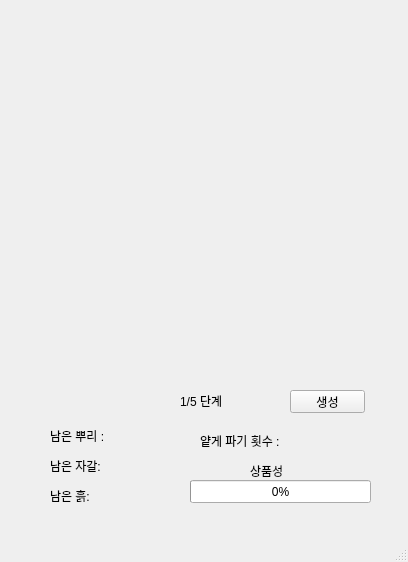
First picture: the form in lakiaro.ui, repository knh474/lakiaro, before the edit.
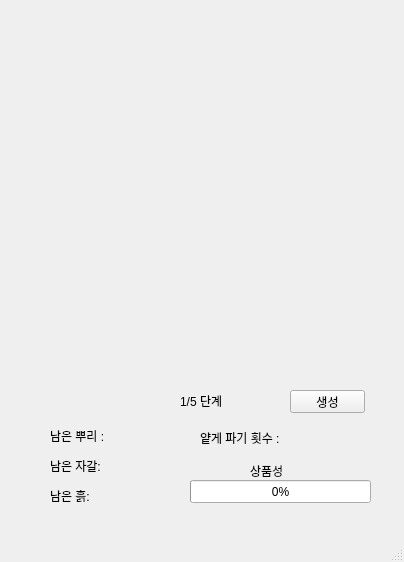
Second picture: the form after the edit.

Patch:
```diff
--- a/lakiaro.ui
+++ b/lakiaro.ui
@@ -6,7 +6,7 @@
    <rect>
     <x>0</x>
     <y>0</y>
-    <width>408</width>
+    <width>404</width>
     <height>562</height>
    </rect>
   </property>
@@ -20,7 +20,7 @@
       <x>200</x>
       <y>430</y>
       <width>91</width>
-      <height>21</height>
+      <height>16</height>
      </rect>
     </property>
     <property name="text">
@@ -122,7 +122,7 @@
     <property name="geometry">
      <rect>
       <x>120</x>
-      <y>460</y>
+      <y>490</y>
       <width>41</width>
       <height>16</height>
      </rect>
@@ -135,7 +135,7 @@
     <property name="geometry">
      <rect>
       <x>120</x>
-      <y>490</y>
+      <y>460</y>
       <width>41</width>
       <height>16</height>
      </rect>
```
Left out of the diff: 2 changed lines with no effect on the pictures.
